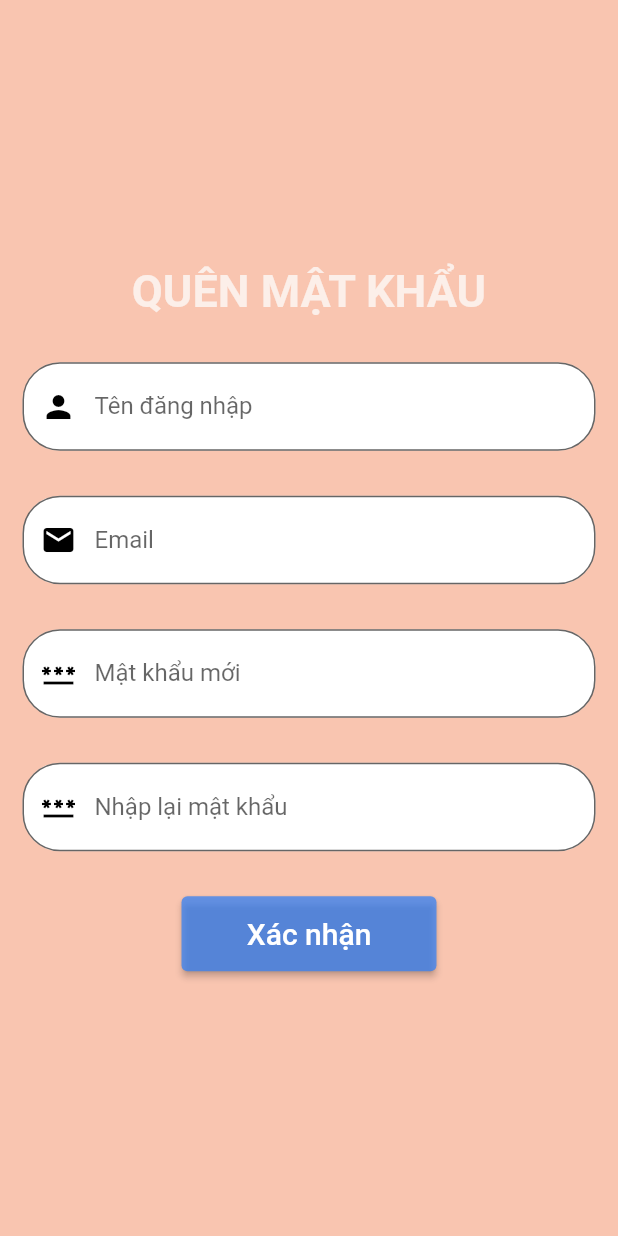
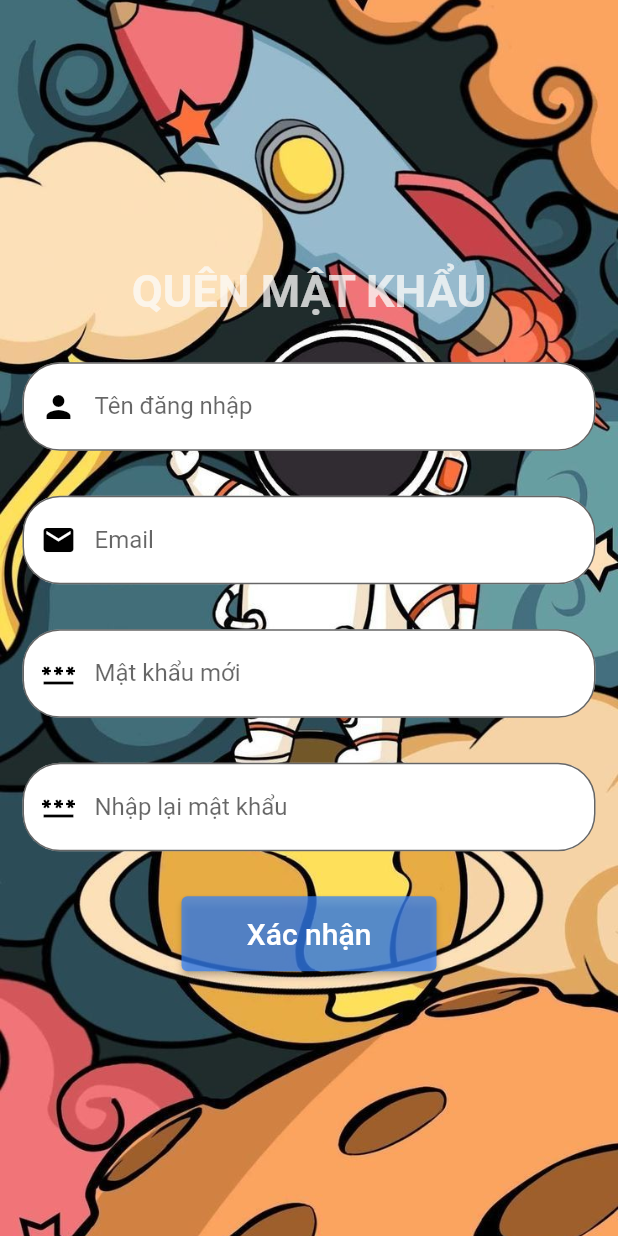
Before and after one commit to Got-The-Runs/DALTDD, a Flutter app: the screen it shows after launch, after a tap on "Quên mật khẩu", on a phone screen of 412 x 824 dp. Run offline on Flutter 3.47's test engine with Material 2 defaults, Android fonts, the phone set to English and light mode, and no system bars; missing offline and left inert: dart:ffi.

Commit message:
Sửa hình nền

```diff
--- a/lord_of_quizzs/lib/dang_nhap.dart
+++ b/lord_of_quizzs/lib/dang_nhap.dart
@@ -19,7 +19,7 @@ class DangNhapState extends State<DangNhap> {
   @override
   Widget build(BuildContext context) {
     return Scaffold(
-      backgroundColor: const Color.fromARGB(95, 240, 98, 42),
+      backgroundColor: Colors.transparent,
       body: Column(
         mainAxisAlignment: MainAxisAlignment.center,
         children: [
@@ -108,7 +108,9 @@ class DangNhapState extends State<DangNhap> {
               child: const Text(
                 'Quên mật khẩu',
                 style: TextStyle(
-                    decoration: TextDecoration.underline, fontSize: 20),
+                    decoration: TextDecoration.underline,
+                    fontSize: 20,
+                    color: Colors.white),
               ),
             ),
           ),
@@ -126,7 +128,9 @@ class DangNhapState extends State<DangNhap> {
               child: const Text(
                 'Đăng ký',
                 style: TextStyle(
-                    decoration: TextDecoration.underline, fontSize: 20),
+                    decoration: TextDecoration.underline,
+                    fontSize: 20,
+                    color: Colors.white),
               ),
             ),
           ),
--- a/lord_of_quizzs/lib/main.dart
+++ b/lord_of_quizzs/lib/main.dart
@@ -19,7 +19,7 @@ class MyApp extends StatelessWidget {
           body: Container(
             decoration: const BoxDecoration(
               image: DecorationImage(
-                  image: AssetImage("images/background.jpg"),
+                  image: AssetImage("images/images1.jpg"),
                   fit: BoxFit.cover),
             ),
             child: const DangNhap(),
--- a/lord_of_quizzs/lib/quen_mat_khau.dart
+++ b/lord_of_quizzs/lib/quen_mat_khau.dart
@@ -17,8 +17,13 @@ class QuenMatKhauState extends State<QuenMatKhau> {
   @override
   Widget build(BuildContext context) {
     return Scaffold(
-      backgroundColor: Color.fromARGB(95, 240, 98, 42),
-      body: Column(
+      body: Container(
+        decoration: const BoxDecoration(
+          image: DecorationImage(
+              image: AssetImage("images/images1.jpg"),
+              fit: BoxFit.cover),
+        ),
+        child: Column(
         mainAxisAlignment: MainAxisAlignment.center,
           children: [
             Container(
@@ -106,7 +111,8 @@ class QuenMatKhauState extends State<QuenMatKhau> {
               ),
             ),
           ],
-        )
-      );
+        ),
+      ),
+    );
   }
 }
--- a/lord_of_quizzs/pubspec.yaml
+++ b/lord_of_quizzs/pubspec.yaml
@@ -62,6 +62,7 @@ flutter:
   # To add assets to your application, add an assets section, like this:
   assets:
     - images/background.jpg
+    - images/images1.jpg
   # An image asset can refer to one or more resolution-specific "variants", see
   # https://flutter.dev/assets-and-images/#resolution-aware
 
```
Also changed, not shown: lord_of_quizzs/lib/dang_ky.dart (+27 -28 lines).
